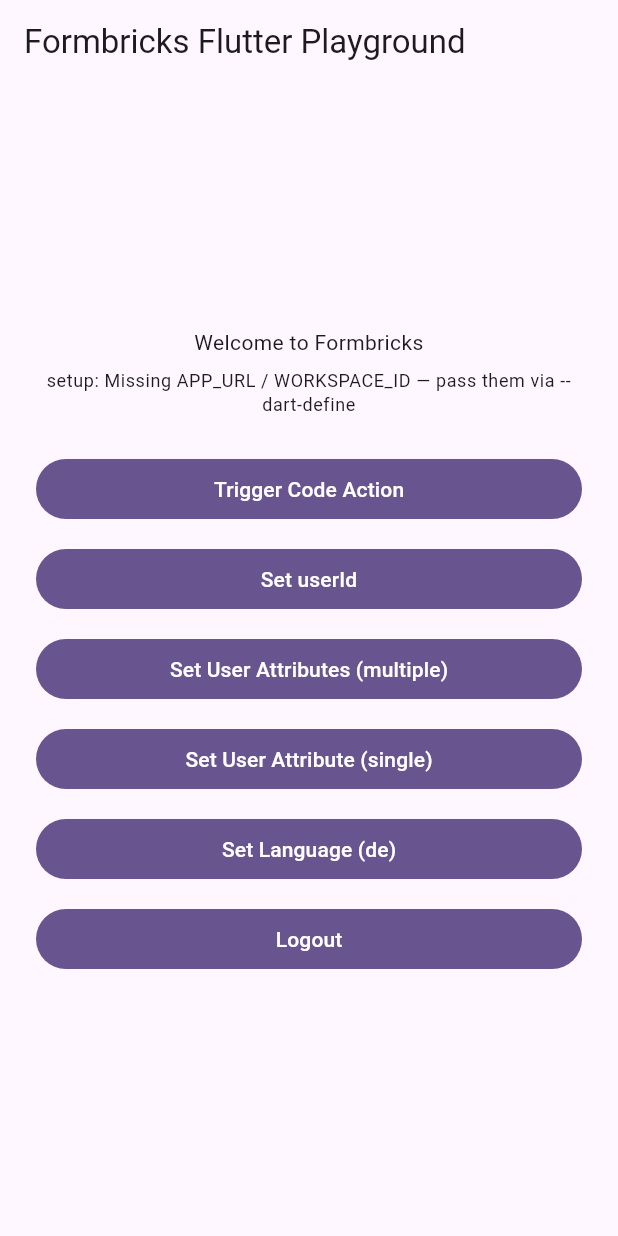
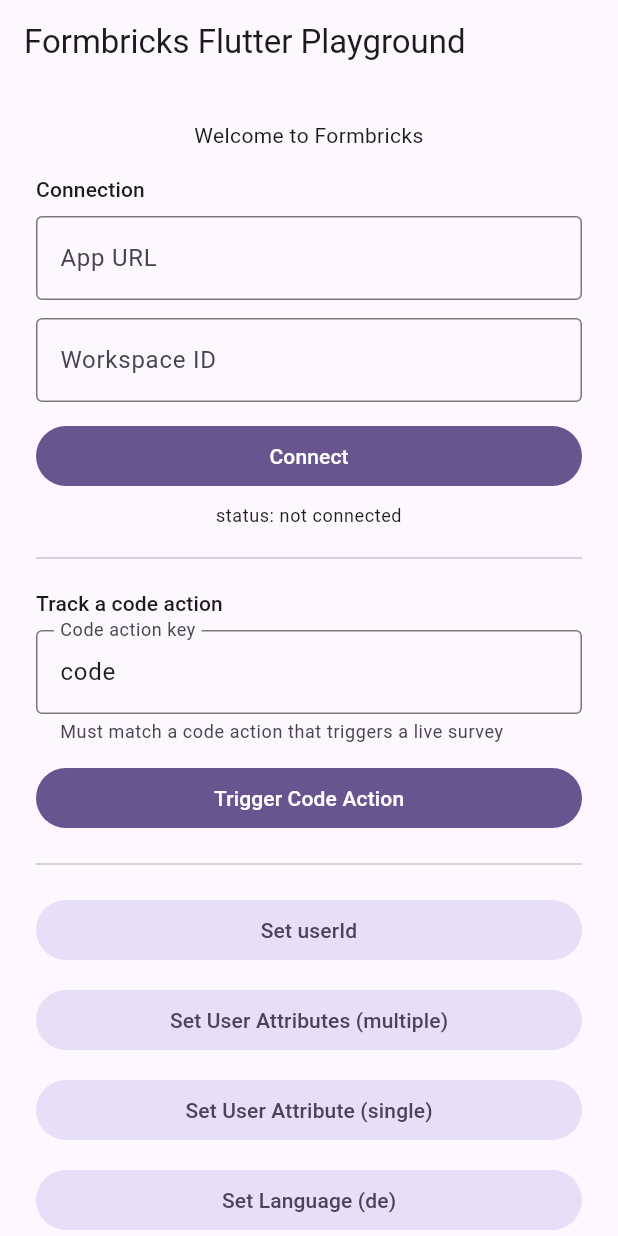
Before and after one commit to formbricks/flutter, a Flutter app: the screen it shows after launch, on a phone screen of 412 x 824 dp. Run offline on Flutter 3.47's test engine with Material 3 defaults, Android fonts, the phone set to English and light mode, and no system bars; our stand-ins replace clock, connectivity_plus, shared_preferences, webview_flutter; missing offline and left inert: webview_flutter_android.

Commit message:
feat: add more fields in the playground app to be able to connect to any instance more easily

```diff
--- a/apps/playground/lib/main.dart
+++ b/apps/playground/lib/main.dart
@@ -1,12 +1,14 @@
 import 'package:flutter/material.dart';
 import 'package:formbricks_flutter/formbricks_flutter.dart';
 
-/// Credentials are injected at build time, mirroring the React Native
+/// Default credentials, injected at build time, mirroring the React Native
 /// playground's use of `EXPO_PUBLIC_*` env vars. Pass them via `--dart-define`
 /// (or a local `apps/playground/.env`, which `tool/run.sh` forwards):
 ///   --dart-define=APP_URL=https://app.formbricks.com --dart-define=WORKSPACE_ID=wsp_...
-const String _appUrl = String.fromEnvironment('APP_URL');
-const String _workspaceId = String.fromEnvironment('WORKSPACE_ID');
+/// They only pre-fill the connection fields below — you can also type them in
+/// at runtime and tap Connect.
+const String _defaultAppUrl = String.fromEnvironment('APP_URL');
+const String _defaultWorkspaceId = String.fromEnvironment('WORKSPACE_ID');
 
 /// Header text. Also referenced by the widget test.
 const String kWelcomeMessage = 'Welcome to Formbricks';
@@ -39,34 +41,86 @@ class PlaygroundHome extends StatefulWidget {
 }
 
 class _PlaygroundHomeState extends State<PlaygroundHome> {
-  String _status = 'initializing…';
+  final TextEditingController _appUrlController = TextEditingController(
+    text: _defaultAppUrl,
+  );
+  final TextEditingController _workspaceIdController = TextEditingController(
+    text: _defaultWorkspaceId,
+  );
+
+  /// The code action to trigger. Editable so the demo can match whatever code
+  /// action exists in the connected workspace.
+  final TextEditingController _codeController = TextEditingController(
+    text: 'code',
+  );
+
+  String _status = 'not connected';
+  bool _connected = false;
+  String? _connectedAppUrl;
+  String? _connectedWorkspaceId;
+
+  /// The last `track(...)` outcome, shown persistently (the snackbar fades).
+  String? _lastTrack;
 
   @override
   void initState() {
     super.initState();
-    _initFormbricks();
+    // Zero-friction path: auto-connect when both were provided via --dart-define.
+    if (_defaultAppUrl.isNotEmpty && _defaultWorkspaceId.isNotEmpty) {
+      _connect();
+    }
   }
 
-  Future<void> _initFormbricks() async {
-    if (_appUrl.isEmpty || _workspaceId.isEmpty) {
+  @override
+  void dispose() {
+    _appUrlController.dispose();
+    _workspaceIdController.dispose();
+    _codeController.dispose();
+    super.dispose();
+  }
+
+  Future<void> _connect() async {
+    final appUrl = _appUrlController.text.trim();
+    final workspaceId = _workspaceIdController.text.trim();
+
+    if (appUrl.isEmpty || workspaceId.isEmpty) {
       setState(
-        () => _status =
-            'Missing APP_URL / WORKSPACE_ID — pass them via --dart-define',
+        () => _status = 'Enter an App URL and Workspace ID, then Connect.',
       );
       return;
     }
+
+    // setup() is idempotent and there is no public teardown yet (logout is a
+    // later ticket), so switching to a different workspace mid-session can't
+    // take effect — be honest about it rather than silently no-op.
+    if (_connected &&
+        (appUrl != _connectedAppUrl || workspaceId != _connectedWorkspaceId)) {
+      setState(
+        () => _status =
+            'Already connected to "$_connectedWorkspaceId". Restart the app '
+            'to switch workspace.',
+      );
+      return;
+    }
+
+    setState(() => _status = 'connecting…');
     try {
       final result = await Formbricks.setup(
-        appUrl: _appUrl,
-        workspaceId: _workspaceId,
+        appUrl: appUrl,
+        workspaceId: workspaceId,
         logLevel: LogLevel.debug,
       );
       if (!mounted) return;
       setState(() {
-        _status = switch (result) {
-          Ok() => 'setup complete ✓',
-          Err(:final error) => 'setup error: ${error.message}',
-        };
+        switch (result) {
+          case Ok():
+            _connected = true;
+            _connectedAppUrl = appUrl;
+            _connectedWorkspaceId = workspaceId;
+            _status = 'connected ✓';
+          case Err(:final error):
+            _status = 'setup error: ${error.code.wire}: ${error.message}';
+        }
       });
     } catch (e) {
       if (!mounted) return;
@@ -74,26 +128,34 @@ class _PlaygroundHomeState extends State<PlaygroundHome> {
     }
   }
 
-  /// Tracks a code action through the SDK and reports the Result.
+  /// Tracks the entered code action through the SDK and reports the Result.
+  ///
+  /// On `ok` with a matching live survey, the [Formbricks] widget below renders
+  /// it in a modal WebView. On `invalid_code` the action doesn't exist in the
+  /// workspace; on `network_error` the device is offline.
   Future<void> _track(BuildContext context) async {
     final messenger = ScaffoldMessenger.of(context);
+    final code = _codeController.text.trim().isEmpty
+        ? 'code'
+        : _codeController.text.trim();
     String message;
     try {
-      final result = await Formbricks.track('code');
+      final result = await Formbricks.track(code);
       message = switch (result) {
-        Ok() => "track('code') → ok (a matching survey will show)",
+        Ok() => "track('$code') → ok — a matching survey (if any) will show",
         Err(:final error) =>
-          "track('code') → ${error.code.wire}: ${error.message}",
+          "track('$code') → ${error.code.wire}: ${error.message}",
       };
     } on FormbricksError catch (e) {
-      // e.g. not_setup when APP_URL / WORKSPACE_ID weren't provided.
-      message = "track('code') → ${e.code.wire}: ${e.message}";
+      // e.g. not_setup when you haven't connected yet.
+      message = "track('$code') → ${e.code.wire}: ${e.message}";
     }
     if (!mounted) return;
+    setState(() => _lastTrack = message);
     messenger
       ..hideCurrentSnackBar()
       ..showSnackBar(
-        SnackBar(content: Text(message), duration: const Duration(seconds: 3)),
+        SnackBar(content: Text(message), duration: const Duration(seconds: 4)),
       );
   }
 
@@ -113,14 +175,14 @@ class _PlaygroundHomeState extends State<PlaygroundHome> {
 
   @override
   Widget build(BuildContext context) {
-    final actions = <({String label, String action})>[
-      (label: 'Trigger Code Action', action: "track('code')"),
+    final stubActions = <({String label, String action})>[
       (label: 'Set userId', action: "setUserId('random-user-id')"),
       (label: 'Set User Attributes (multiple)', action: 'setAttributes({...})'),
       (label: 'Set User Attribute (single)', action: "setAttribute('k', 'v')"),
       (label: 'Set Language (de)', action: "setLanguage('de')"),
       (label: 'Logout', action: 'logout()'),
     ];
+    final textTheme = Theme.of(context).textTheme;
 
     return Scaffold(
       appBar: AppBar(title: const Text('Formbricks Flutter Playground')),
@@ -133,30 +195,99 @@ class _PlaygroundHomeState extends State<PlaygroundHome> {
               crossAxisAlignment: CrossAxisAlignment.stretch,
               children: [
                 const Text(kWelcomeMessage, textAlign: TextAlign.center),
+                const SizedBox(height: 16),
+
+                // --- Connection --------------------------------------------
+                Text('Connection', style: textTheme.titleSmall),
+                const SizedBox(height: 8),
+                TextField(
+                  controller: _appUrlController,
+                  keyboardType: TextInputType.url,
+                  autocorrect: false,
+                  decoration: const InputDecoration(
+                    labelText: 'App URL',
+                    hintText: 'https://app.formbricks.com',
+                    border: OutlineInputBorder(),
+                  ),
+                ),
+                const SizedBox(height: 12),
+                TextField(
+                  controller: _workspaceIdController,
+                  autocorrect: false,
+                  decoration: const InputDecoration(
+                    labelText: 'Workspace ID',
+                    hintText: 'wsp_…',
+                    border: OutlineInputBorder(),
+                  ),
+                ),
+                const SizedBox(height: 12),
+                FilledButton(
+                  onPressed: _connect,
+                  child: Text(_connected ? 'Reconnect' : 'Connect'),
+                ),
                 const SizedBox(height: 8),
                 Text(
-                  'setup: $_status',
+                  _connected
+                      ? 'Connected to $_connectedWorkspaceId @ $_connectedAppUrl'
+                      : 'status: $_status',
                   textAlign: TextAlign.center,
-                  style: Theme.of(context).textTheme.bodySmall,
+                  style: textTheme.bodySmall,
                 ),
-                const SizedBox(height: 24),
-                for (final a in actions) ...[
-                  FilledButton(
-                    onPressed: a.action.startsWith('track')
-                        ? () => _track(context)
-                        : () => _stub(context, a.action),
+                if (_connected && _status != 'connected ✓') ...[
+                  const SizedBox(height: 4),
+                  Text(
+                    _status,
+                    textAlign: TextAlign.center,
+                    style: textTheme.bodySmall,
+                  ),
+                ],
+                const Divider(height: 40),
+
+                // --- Track a code action -----------------------------------
+                Text('Track a code action', style: textTheme.titleSmall),
+                const SizedBox(height: 8),
+                TextField(
+                  controller: _codeController,
+                  autocorrect: false,
+                  decoration: const InputDecoration(
+                    labelText: 'Code action key',
+                    helperText:
+                        'Must match a code action that triggers a live survey',
+                    border: OutlineInputBorder(),
+                  ),
+                ),
+                const SizedBox(height: 12),
+                FilledButton(
+                  onPressed: () => _track(context),
+                  child: const Text('Trigger Code Action'),
+                ),
+                if (_lastTrack != null) ...[
+                  const SizedBox(height: 8),
+                  Text(
+                    _lastTrack!,
+                    textAlign: TextAlign.center,
+                    style: textTheme.bodySmall,
+                  ),
+                ],
+                const Divider(height: 40),
+
+                // --- Not-yet-wired actions ---------------------------------
+                for (final a in stubActions) ...[
+                  FilledButton.tonal(
+                    onPressed: () => _stub(context, a.action),
                     child: Text(a.label),
                   ),
                   const SizedBox(height: 12),
                 ],
+
                 // Host the SDK widget so a triggered survey can render. It is
                 // zero-size while idle and pushes a modal route when a survey is
-                // active. setup() here is idempotent with the imperative call
-                // above.
-                if (_appUrl.isNotEmpty && _workspaceId.isNotEmpty)
-                  const Formbricks(
-                    appUrl: _appUrl,
-                    workspaceId: _workspaceId,
+                // active; mounted once connected so it renders against the
+                // connected workspace.
+                if (_connected)
+                  Formbricks(
+                    appUrl: _connectedAppUrl!,
+                    workspaceId: _connectedWorkspaceId!,
                     logLevel: LogLevel.debug,
                   ),
               ],
```
Also changed, not shown: 1 other file.
